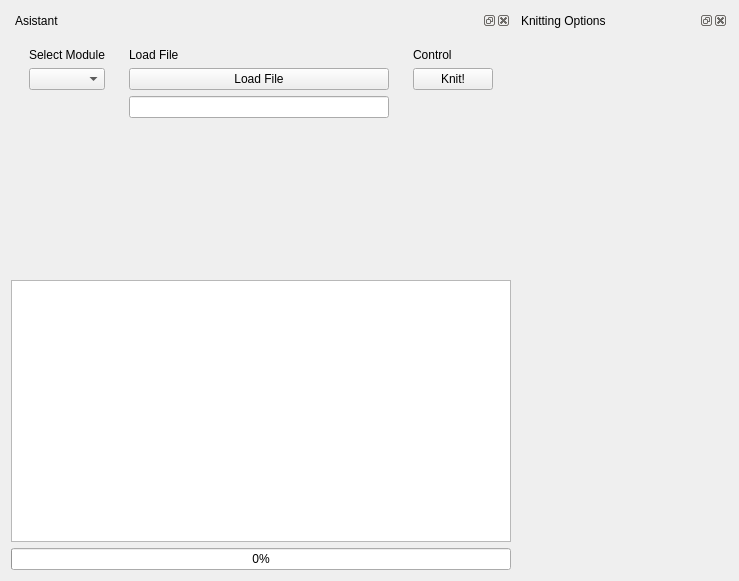
Old version of the form software/python/ayab/ayab_gui.ui in the repository AllYarnsAreBeautiful/ayab-desktop.
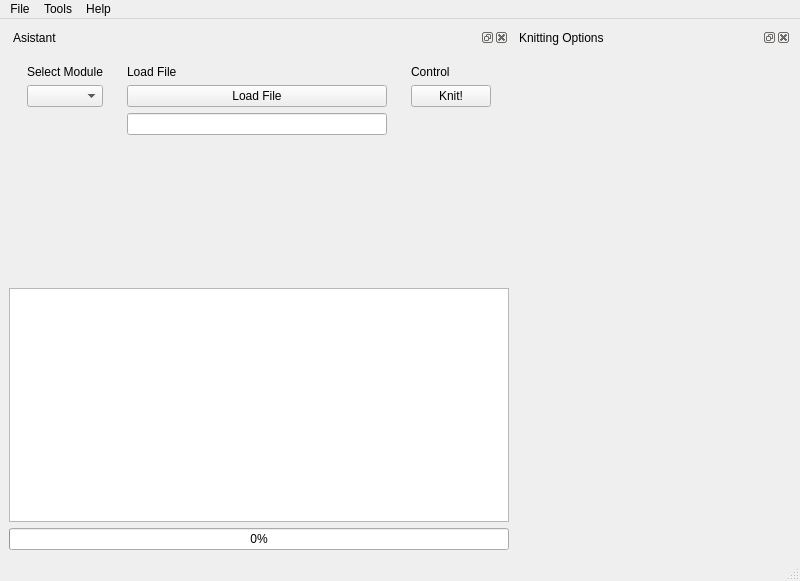
New version of the form.

Commit message: Changing ayab_gui from QWidget to QMainWindow

The edit to the form file:
```diff
--- a/software/python/ayab/ayab_gui.ui
+++ b/software/python/ayab/ayab_gui.ui
@@ -1,18 +1,19 @@
 <?xml version="1.0" encoding="UTF-8"?>
 <ui version="4.0">
- <class>Form</class>
- <widget class="QWidget" name="Form">
+ <class>MainWindow</class>
+ <widget class="QMainWindow" name="MainWindow">
   <property name="geometry">
    <rect>
     <x>0</x>
     <y>0</y>
-    <width>739</width>
+    <width>800</width>
     <height>581</height>
    </rect>
   </property>
   <property name="windowTitle">
    <string>All Yarns Are Beautiful</string>
   </property>
+  <widget class="QWidget" name="centralwidget">
   <layout class="QGridLayout" name="gridLayout">
    <item row="2" column="1" rowspan="2">
     <widget class="QDockWidget" name="knitting_options_dock">
@@ -165,6 +166,66 @@
     </layout>
    </item>
   </layout>
+  </widget>
+  <widget class="QMenuBar" name="menubar">
+   <property name="geometry">
+    <rect>
+     <x>0</x>
+     <y>0</y>
+     <width>800</width>
+     <height>20</height>
+    </rect>
+   </property>
+   <widget class="QMenu" name="menuFile">
+    <property name="title">
+     <string>File</string>
+    </property>
+    <addaction name="actionOpen_Knitting_Project"/>
+    <addaction name="actionQuit"/>
+   </widget>
+   <widget class="QMenu" name="menuHelp">
+    <property name="title">
+     <string>Help</string>
+    </property>
+    <addaction name="actionHelp"/>
+    <addaction name="actionAbout"/>
+   </widget>
+   <widget class="QMenu" name="menuTools">
+    <property name="title">
+     <string>Tools</string>
+    </property>
+    <addaction name="actionLoad_AYAB_Firmware"/>
+   </widget>
+   <addaction name="menuFile"/>
+   <addaction name="menuTools"/>
+   <addaction name="menuHelp"/>
+  </widget>
+  <widget class="QStatusBar" name="statusbar"/>
+  <action name="actionLoad_AYAB_Firmware">
+   <property name="text">
+    <string>Load AYAB Firmware</string>
+   </property>
+  </action>
+  <action name="actionQuit">
+   <property name="text">
+    <string>Quit</string>
+   </property>
+  </action>
+  <action name="actionOpen_Knitting_Project">
+   <property name="text">
+    <string>Open Knitting Project</string>
+   </property>
+  </action>
+  <action name="actionAbout">
+   <property name="text">
+    <string>About</string>
+   </property>
+  </action>
+  <action name="actionHelp">
+   <property name="text">
+    <string>Help</string>
+   </property>
+  </action>
  </widget>
  <resources/>
  <connections/>
```
Lines whose indentation alone changed are shown as unchanged. The commit also changes 2 other files.
